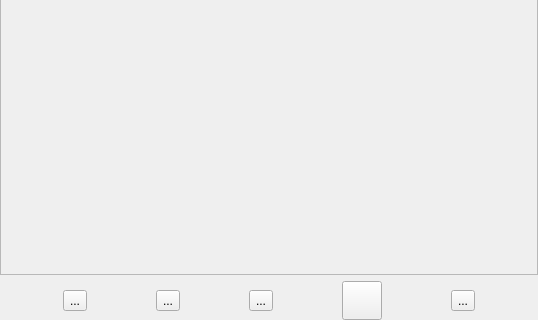
Before: the Qt Designer form gui/tomographyleft.ui in ronpandolfi/Xi-cam, drawn with Qt 5; both pictures show x 0 to 538 and y 513 to 833 of the 538 by 833 pixel window.
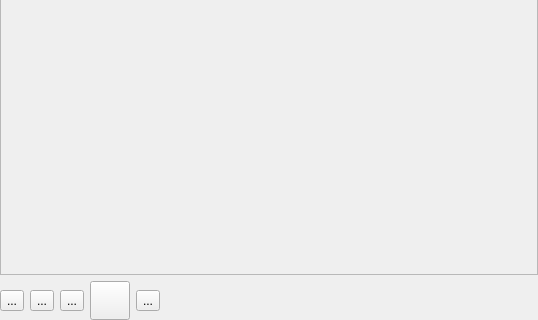
After: the same form once the commit is applied. Icons and pictures are not drawn.

Commit message: Isolating workflow widget (WIP)

```diff
--- a/gui/tomographyleft.ui
+++ b/gui/tomographyleft.ui
@@ -144,6 +144,19 @@
        </property>
       </widget>
      </item>
+        <item>
+            <spacer name="horizontalSpacer">
+                <property name="orientation">
+                    <enum>Qt::Horizontal</enum>
+                </property>
+                <property name="sizeHint" stdset="0">
+                    <size>
+                        <width>1</width>
+                        <height>1</height>
+                    </size>
+                </property>
+            </spacer>
+     </item>
     </layout>
    </item>
   </layout>
```
Left out of the diff: 2 changed lines with no effect on the pictures. The commit also changes 5 other files.
